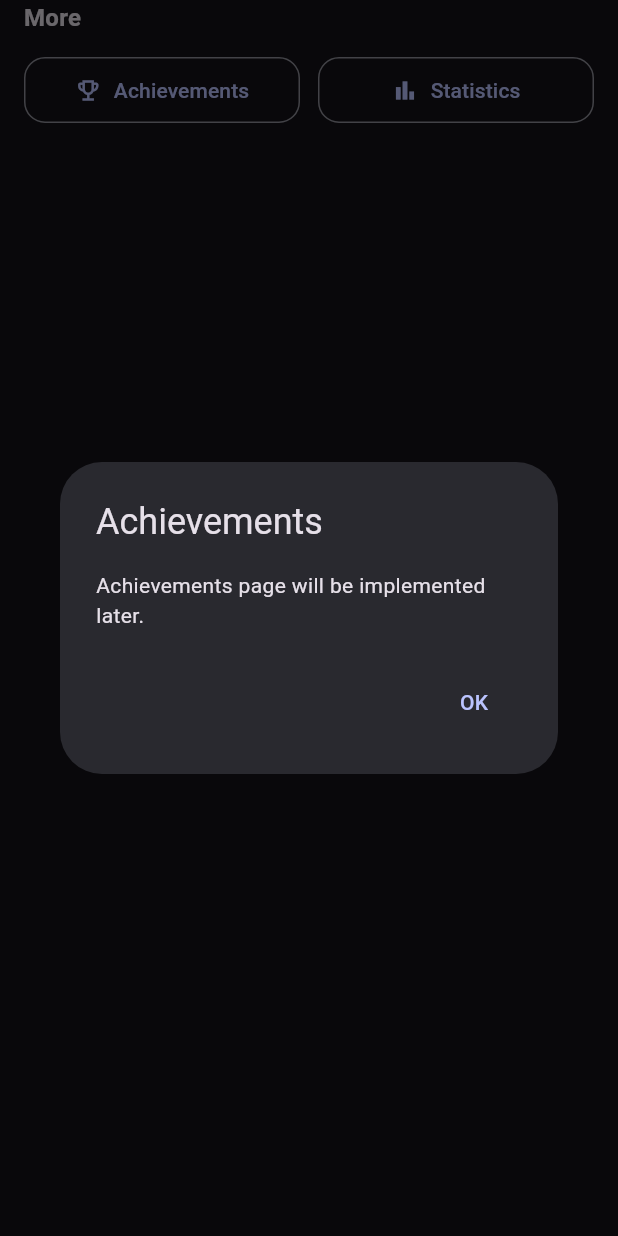
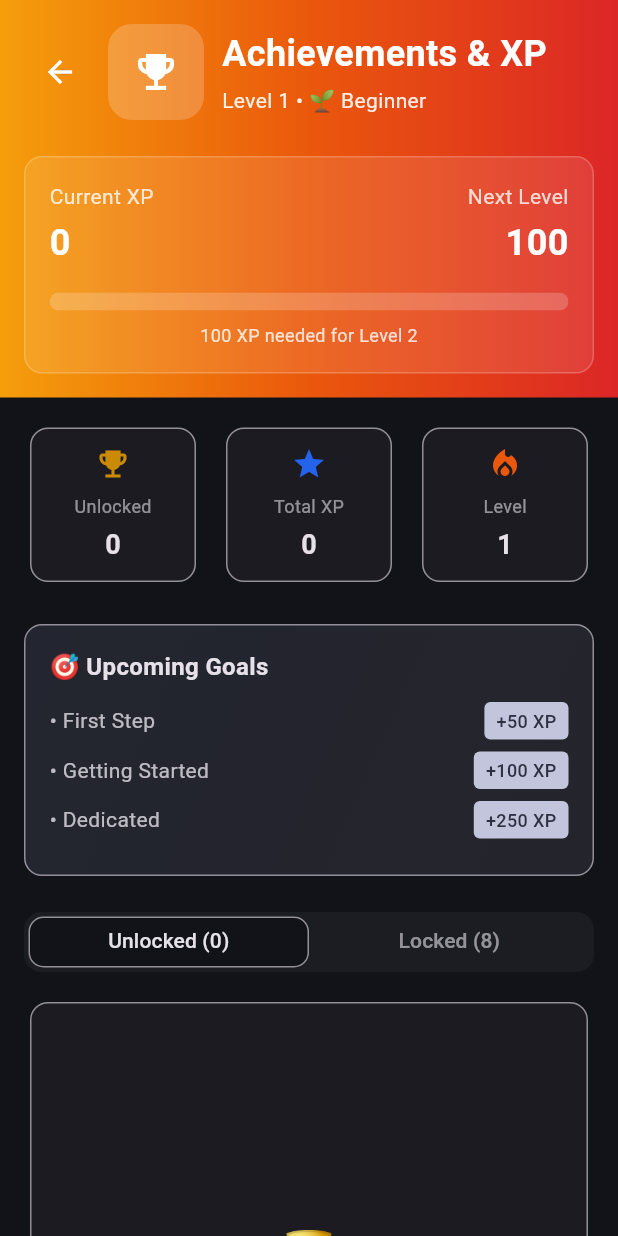
Before and after one commit to erenayar-12/CS310-Group-21, a Flutter app: the AchievementsStats widget shown alone on an empty page, opened directly, after a tap on "Achievements", on a phone screen of 412 x 824 dp. Run offline on Flutter 3.47's test engine with Material 3 defaults, Android fonts, the phone set to English and light mode, and no system bars; our stand-ins replace sqflite, sqflite_common_ffi; accounts and stored records are empty.

Commit message:
Achievements view design implemented with proper navigation.

```diff
--- a/lib/screens/commitly_home/widgets/achievements_stats.dart
+++ b/lib/screens/commitly_home/widgets/achievements_stats.dart
@@ -1,4 +1,6 @@
 import 'package:flutter/material.dart';
+
+import 'achievements_view.dart';
 
 class AchievementsStats extends StatelessWidget {
   const AchievementsStats({super.key});
@@ -11,6 +13,13 @@ class AchievementsStats extends StatelessWidget {
       return Expanded(
         child: OutlinedButton.icon(
           onPressed: () {
+            if (label == 'Achievements') {
+              Navigator.of(context).push(
+                MaterialPageRoute(
+                  builder: (context) => const AchievementsView(),
+                ),
+              );
+            } else {
               showDialog<void>(
                 context: context,
                 builder: (context) => AlertDialog(
@@ -24,6 +33,7 @@ class AchievementsStats extends StatelessWidget {
                   ],
                 ),
               );
+            }
           },
           icon: Icon(icon, size: 18),
           label: Text(label),
--- /dev/null
+++ b/lib/screens/commitly_home/widgets/achievements_view.dart
@@ -0,0 +1,596 @@
+import 'package:flutter/material.dart';
+
+class AchievementsView extends StatefulWidget {
+  const AchievementsView({super.key});
+
+  @override
+  State<AchievementsView> createState() => _AchievementsViewState();
+}
+
+class _AchievementsViewState extends State<AchievementsView>
+    with SingleTickerProviderStateMixin {
+  late TabController _tabController;
+
+  // Placeholder data - will be replaced with actual data later
+  int _currentXP = 0;
+  int _nextLevelXP = 100;
+  int _level = 1;
+  String _levelTitle = '🌱 Beginner';
+  int _unlockedCount = 0;
+  int _lockedCount = 8;
+  int _totalXP = 0;
+
+  final List<Map<String, dynamic>> _upcomingGoals = [
+    {'name': 'First Step', 'xp': 50},
+    {'name': 'Getting Started', 'xp': 100},
+    {'name': 'Dedicated', 'xp': 250},
+  ];
+
+  final List<Map<String, dynamic>> _lockedAchievements = [
+    {
+      'icon': '🎯',
+      'title': 'First Habit',
+      'description': 'Create your first habit',
+      'xp': 50,
+    },
+    {
+      'icon': '🔥',
+      'title': '7 Day Streak',
+      'description': 'Maintain a habit for 7 days',
+      'xp': 100,
+    },
+    {
+      'icon': '💪',
+      'title': 'Consistency King',
+      'description': 'Complete 10 habits',
+      'xp': 150,
+    },
+    {
+      'icon': '⭐',
+      'title': 'Power User',
+      'description': 'Complete 50 habits',
+      'xp': 300,
+    },
+    {
+      'icon': '🏆',
+      'title': 'Champion',
+      'description': 'Maintain a 30 day streak',
+      'xp': 500,
+    },
+    {
+      'icon': '👑',
+      'title': 'Legendary',
+      'description': 'Complete 100 habits',
+      'xp': 1000,
+    },
+    {
+      'icon': '💎',
+      'title': 'Diamond Status',
+      'description': 'Maintain a 90 day streak',
+      'xp': 2000,
+    },
+    {
+      'icon': '🌟',
+      'title': 'Master',
+      'description': 'Complete 500 habits',
+      'xp': 5000,
+    },
+  ];
+
+  @override
+  void initState() {
+    super.initState();
+    _tabController = TabController(length: 2, vsync: this);
+  }
+
+  @override
+  void dispose() {
+    _tabController.dispose();
+    super.dispose();
+  }
+
+  @override
+  Widget build(BuildContext context) {
+    final theme = Theme.of(context);
+    final screenWidth = MediaQuery.of(context).size.width;
+
+    return Scaffold(
+      body: Container(
+        color: theme.colorScheme.surface,
+        child: Column(
+          children: [
+            // Header with gradient background
+              Container(
+                decoration: BoxDecoration(
+                  gradient: LinearGradient(
+                    colors: [
+                      theme.brightness == Brightness.dark
+                          ? const Color(0xFFF59E0B)
+                          : const Color(0xFFFBBF24), // yellow
+                      theme.brightness == Brightness.dark
+                          ? const Color(0xFFEA580C)
+                          : const Color(0xFFF97316), // orange
+                      theme.brightness == Brightness.dark
+                          ? const Color(0xFFDC2626)
+                          : const Color(0xFFEF4444), // red
+                    ],
+                    begin: Alignment.centerLeft,
+                    end: Alignment.centerRight,
+                  ),
+                ),
+              child: SafeArea(
+                bottom: false,
+                child: Padding(
+                  padding: const EdgeInsets.all(16),
+                  child: Column(
+                    children: [
+                      // Title Row
+                      Row(
+                        children: [
+                          // Back Button
+                          IconButton(
+                            icon: const Icon(Icons.arrow_back, color: Colors.white),
+                            onPressed: () => Navigator.of(context).pop(),
+                          ),
+                          const SizedBox(width: 8),
+                          // Trophy Icon
+                          Container(
+                            width: 64,
+                            height: 64,
+                            decoration: BoxDecoration(
+                              color: Colors.white.withValues(alpha: 0.2),
+                              borderRadius: BorderRadius.circular(16),
+                            ),
+                            child: const Icon(
+                              Icons.emoji_events,
+                              color: Colors.white,
+                              size: 32,
+                            ),
+                          ),
+                          const SizedBox(width: 12),
+                          Expanded(
+                            child: Column(
+                              crossAxisAlignment: CrossAxisAlignment.start,
+                              children: [
+                                const Text(
+                                  'Achievements & XP',
+                                  style: TextStyle(
+                                    color: Colors.white,
+                                    fontSize: 24,
+                                    fontWeight: FontWeight.bold,
+                                  ),
+                                ),
+                                const SizedBox(height: 4),
+                                Text(
+                                  'Level $_level • $_levelTitle',
+                                  style: TextStyle(
+                                    color: Colors.white.withValues(alpha: 0.9),
+                                    fontSize: 14,
+                                  ),
+                                ),
+                              ],
+                            ),
+                          ),
+                        ],
+                      ),
+                      const SizedBox(height: 24),
+
+                      // XP Progress Card
+                      Container(
+                        padding: const EdgeInsets.all(16),
+                        decoration: BoxDecoration(
+                          color: Colors.white.withValues(alpha: 0.1),
+                          borderRadius: BorderRadius.circular(12),
+                          border: Border.all(
+                            color: Colors.white.withValues(alpha: 0.2),
+                          ),
+                        ),
+                        child: Column(
+                          children: [
+                            Row(
+                              mainAxisAlignment: MainAxisAlignment.spaceBetween,
+                              children: [
+                                Column(
+                                  crossAxisAlignment: CrossAxisAlignment.start,
+                                  children: [
+                                    Text(
+                                      'Current XP',
+                                      style: TextStyle(
+                                        color: Colors.white.withValues(alpha: 0.8),
+                                        fontSize: 14,
+                                      ),
+                                    ),
+                                    const SizedBox(height: 4),
+                                    Text(
+                                      '$_currentXP',
+                                      style: const TextStyle(
+                                        color: Colors.white,
+                                        fontSize: 24,
+                                        fontWeight: FontWeight.bold,
+                                      ),
+                                    ),
+                                  ],
+                                ),
+                                Column(
+                                  crossAxisAlignment: CrossAxisAlignment.end,
+                                  children: [
+                                    Text(
+                                      'Next Level',
+                                      style: TextStyle(
+                                        color: Colors.white.withValues(alpha: 0.8),
+                                        fontSize: 14,
+                                      ),
+                                    ),
+                                    const SizedBox(height: 4),
+                                    Text(
+                                      '$_nextLevelXP',
+                                      style: const TextStyle(
+                                        color: Colors.white,
+                                        fontSize: 24,
+                                        fontWeight: FontWeight.bold,
+                                      ),
+                                    ),
+                                  ],
+                                ),
+                              ],
+                            ),
+                            const SizedBox(height: 16),
+                            ClipRRect(
+                              borderRadius: BorderRadius.circular(8),
+                              child: LinearProgressIndicator(
+                                value: _currentXP / _nextLevelXP,
+                                minHeight: 12,
+                                backgroundColor: Colors.white.withValues(alpha: 0.2),
+                                valueColor: AlwaysStoppedAnimation<Color>(
+                                  theme.primaryColor,
+                                ),
+                              ),
+                            ),
+                            const SizedBox(height: 8),
+                            Text(
+                              '$_nextLevelXP XP needed for Level ${_level + 1}',
+                              style: TextStyle(
+                                color: Colors.white.withValues(alpha: 0.8),
+                                fontSize: 12,
+                              ),
+                            ),
+                          ],
+                        ),
+                      ),
+                    ],
+                  ),
+                ),
+              ),
+            ),
+
+            // Content Section
+            Expanded(
+              child: SingleChildScrollView(
+                padding: const EdgeInsets.all(16),
+                child: Column(
+                  children: [
+                    // Stats Grid
+                    Row(
+                      children: [
+                        Expanded(
+                          child: _buildStatCard(
+                            icon: Icons.emoji_events,
+                            iconColor: const Color(0xFFCA8A04), // yellow-600
+                            label: 'Unlocked',
+                            value: '$_unlockedCount',
+                          ),
+                        ),
+                        const SizedBox(width: 12),
+                        Expanded(
+                          child: _buildStatCard(
+                            icon: Icons.star,
+                            iconColor: const Color(0xFF2563EB), // blue-600
+                            label: 'Total XP',
+                            value: '$_totalXP',
+                          ),
+                        ),
+                        const SizedBox(width: 12),
+                        Expanded(
+                          child: _buildStatCard(
+                            icon: Icons.local_fire_department,
+                            iconColor: const Color(0xFFEA580C), // orange-600
+                            label: 'Level',
+                            value: '$_level',
+                          ),
+                        ),
+                      ],
+                    ),
+                    const SizedBox(height: 24),
+
+                    // Upcoming Goals Card
+                    Container(
+                      padding: const EdgeInsets.all(16),
+                      decoration: BoxDecoration(
+                        gradient: LinearGradient(
+                          colors: [
+                            theme.brightness == Brightness.dark
+                                ? theme.colorScheme.primary.withValues(alpha: 0.1)
+                                : const Color(0xFFEFF6FF), // blue-50
+                            theme.brightness == Brightness.dark
+                                ? theme.colorScheme.secondary.withValues(alpha: 0.1)
+                                : const Color(0xFFFAF5FF), // purple-50
+                          ],
+                          begin: Alignment.topLeft,
+                          end: Alignment.bottomRight,
+                        ),
+                        borderRadius: BorderRadius.circular(12),
+                        border: Border.all(
+                          color: theme.dividerColor,
+                        ),
+                      ),
+                      child: Column(
+                        crossAxisAlignment: CrossAxisAlignment.start,
+                        children: [
+                          const Text(
+                            '🎯 Upcoming Goals',
+                            style: TextStyle(
+                              fontSize: 16,
+                              fontWeight: FontWeight.w600,
+                            ),
+                          ),
+                          const SizedBox(height: 12),
+                          ..._upcomingGoals.map((goal) => Padding(
+                            padding: const EdgeInsets.only(bottom: 8),
+                            child: Row(
+                              mainAxisAlignment: MainAxisAlignment.spaceBetween,
+                              children: [
+                                Text(
+                                  '• ${goal['name']}',
+                                  style: TextStyle(
+                                    fontSize: 14,
+                                    color: theme.brightness == Brightness.dark
+                                        ? theme.colorScheme.onSurface.withValues(alpha: 0.8)
+                                        : Colors.grey.shade700,
+                                  ),
+                                ),
+                                Container(
+                                  padding: const EdgeInsets.symmetric(
+                                    horizontal: 8,
+                                    vertical: 4,
+                                  ),
+                                  decoration: BoxDecoration(
+                                    color: theme.colorScheme.secondary,
+                                    borderRadius: BorderRadius.circular(4),
+                                  ),
+                                  child: Text(
+                                    '+${goal['xp']} XP',
+                                    style: TextStyle(
+                                      fontSize: 12,
+                                      color: theme.colorScheme.onSecondary,
+                                      fontWeight: FontWeight.w500,
+                                    ),
+                                  ),
+                                ),
+                              ],
+                            ),
+                          )),
+                        ],
+                      ),
+                    ),
+                    const SizedBox(height: 24),
+
+                    // Tabs Section
+                    Container(
+                      height: 40,
+                      decoration: BoxDecoration(
+                        color: theme.colorScheme.surfaceContainerHighest.withValues(alpha: 0.3),
+                        borderRadius: BorderRadius.circular(12),
+                      ),
+                      padding: const EdgeInsets.all(3),
+                      child: TabBar(
+                        controller: _tabController,
+                        indicator: BoxDecoration(
+                          color: theme.colorScheme.surface,
+                          borderRadius: BorderRadius.circular(10),
+                          border: Border.all(color: theme.dividerColor),
+                        ),
+                        indicatorSize: TabBarIndicatorSize.tab,
+                        labelColor: theme.colorScheme.onSurface,
+                        unselectedLabelColor: theme.colorScheme.onSurface.withValues(alpha: 0.6),
+                        dividerColor: Colors.transparent,
+                        labelStyle: const TextStyle(
+                          fontSize: 14,
+                          fontWeight: FontWeight.w500,
+                        ),
+                        tabs: const [
+                          Tab(text: 'Unlocked (0)'),
+                          Tab(text: 'Locked (8)'),
+                        ],
+                      ),
+                    ),
+                    const SizedBox(height: 16),
+
+                    // Tab Content
+                    SizedBox(
+                      height: 400,
+                      child: TabBarView(
+                        controller: _tabController,
+                        children: [
+                          // Unlocked Tab
+                          _buildEmptyState(),
+                          // Locked Tab
+                          _buildLockedAchievements(),
+                        ],
+                      ),
+                    ),
+                  ],
+                ),
+              ),
+            ),
+          ],
+        ),
+      ),
+    );
+  }
+
+  Widget _buildStatCard({
+    required IconData icon,
+    required Color iconColor,
+    required String label,
+    required String value,
+  }) {
+    final theme = Theme.of(context);
+    return Card(
+      elevation: 0,
+      shape: RoundedRectangleBorder(
+        borderRadius: BorderRadius.circular(12),
+        side: BorderSide(color: Theme.of(context).dividerColor),
+      ),
+      child: Padding(
+        padding: const EdgeInsets.all(12),
+        child: Column(
+          children: [
+            Icon(icon, color: iconColor, size: 24),
+            const SizedBox(height: 8),
+            Text(
+              label,
+              style: TextStyle(
+                fontSize: 12,
+                color: theme.brightness == Brightness.dark
+                    ? theme.colorScheme.onSurface.withValues(alpha: 0.6)
+                    : Colors.grey.shade600,
+              ),
+            ),
+            const SizedBox(height: 4),
+            Text(
+              value,
+              style: const TextStyle(
+                fontSize: 18,
+                fontWeight: FontWeight.bold,
+              ),
+            ),
+          ],
+        ),
+      ),
+    );
+  }
+
+  Widget _buildEmptyState() {
+    final theme = Theme.of(context);
+    return Card(
+      elevation: 0,
+      shape: RoundedRectangleBorder(
+        borderRadius: BorderRadius.circular(12),
+        side: BorderSide(color: Theme.of(context).dividerColor),
+      ),
+      child: Center(
+        child: Padding(
+          padding: const EdgeInsets.all(32),
+          child: Column(
+            mainAxisAlignment: MainAxisAlignment.center,
+            children: [
+              const Text(
+                '🏆',
+                style: TextStyle(fontSize: 48),
+              ),
+              const SizedBox(height: 16),
+              Text(
+                'Complete habits to unlock achievements!',
+                textAlign: TextAlign.center,
+                style: TextStyle(
+                  color: theme.brightness == Brightness.dark
+                      ? theme.colorScheme.onSurface.withValues(alpha: 0.6)
+                      : Colors.grey.shade600,
+                  fontSize: 14,
+                ),
+              ),
+            ],
+          ),
+        ),
+      ),
+    );
+  }
+
+  Widget _buildLockedAchievements() {
+    final theme = Theme.of(context);
+
+    return ListView.builder(
+      padding: const EdgeInsets.only(top: 12),
+      itemCount: _lockedAchievements.length,
+      itemBuilder: (context, index) {
+        final achievement = _lockedAchievements[index];
+        return Card(
+          elevation: 0,
+          margin: const EdgeInsets.only(bottom: 12),
+          shape: RoundedRectangleBorder(
+            borderRadius: BorderRadius.circular(12),
+            side: BorderSide(color: theme.dividerColor),
+          ),
+          child: Padding(
+            padding: const EdgeInsets.all(16),
+            child: Row(
+              children: [
+                // Icon Container
+                Container(
+                  width: 56,
+                  height: 56,
+                  decoration: BoxDecoration(
+                    color: theme.colorScheme.surfaceContainerHighest.withValues(alpha: 0.3),
+                    borderRadius: BorderRadius.circular(12),
+                  ),
+                  child: Center(
+                    child: Opacity(
+                      opacity: 0.5,
+                      child: Text(
+                        achievement['icon'],
+                        style: const TextStyle(fontSize: 28),
+                      ),
+                    ),
+                  ),
+                ),
+                const SizedBox(width: 16),
+                // Achievement Info
+                Expanded(
+                  child: Column(
+                    crossAxisAlignment: CrossAxisAlignment.start,
+                    children: [
+                      Text(
+                        achievement['title'],
+                        style: theme.textTheme.titleMedium?.copyWith(
+                          fontWeight: FontWeight.w600,
+                        ),
+                      ),
+                      const SizedBox(height: 4),
+                      Text(
+                        achievement['description'],
+                        style: theme.textTheme.bodySmall?.copyWith(
+                          color: theme.brightness == Brightness.dark
+                              ? theme.colorScheme.onSurface.withValues(alpha: 0.6)
+                              : Colors.grey.shade600,
+                        ),
+                      ),
+                    ],
+                  ),
+                ),
+                // XP Badge
+                Container(
+                  padding: const EdgeInsets.symmetric(
+                    horizontal: 10,
+                    vertical: 6,
+                  ),
+                  decoration: BoxDecoration(
+                    color: theme.colorScheme.secondaryContainer,
+                    borderRadius: BorderRadius.circular(6),
+                  ),
+                  child: Text(
+                    '+${achievement['xp']} XP',
+                    style: TextStyle(
+                      fontSize: 12,
+                      fontWeight: FontWeight.w600,
+                      color: theme.colorScheme.onSecondaryContainer,
+                    ),
+                  ),
+                ),
+              ],
+            ),
+          ),
+        );
+      },
+    );
+  }
+}
```
Lines whose indentation alone changed are shown as unchanged.
